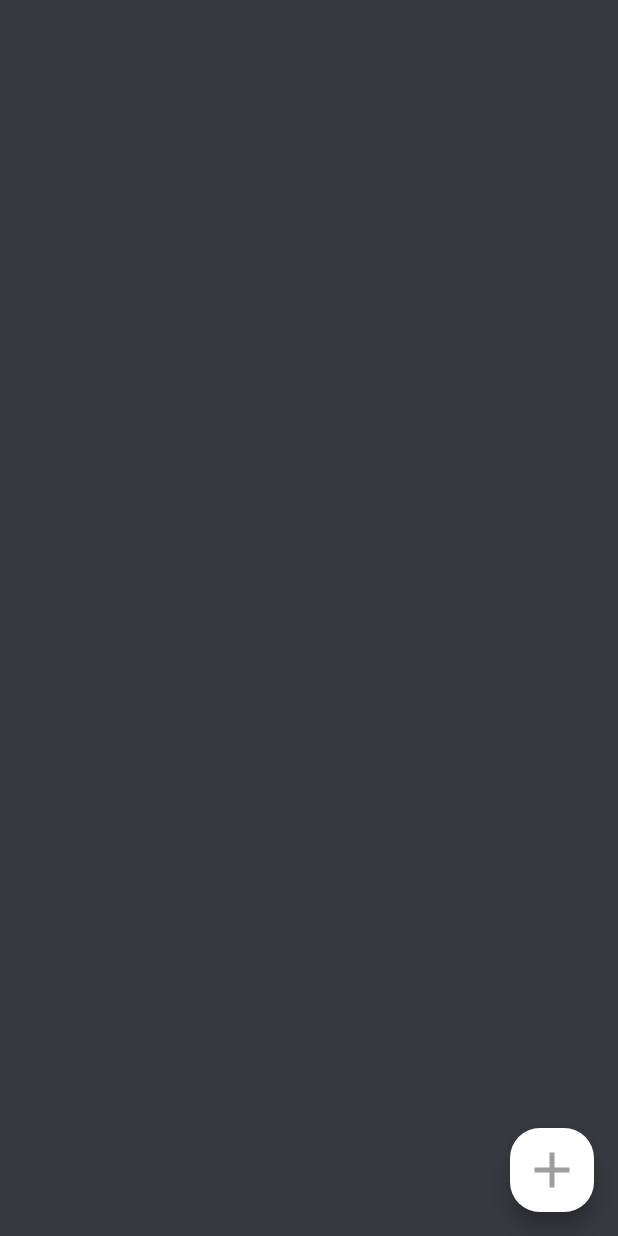
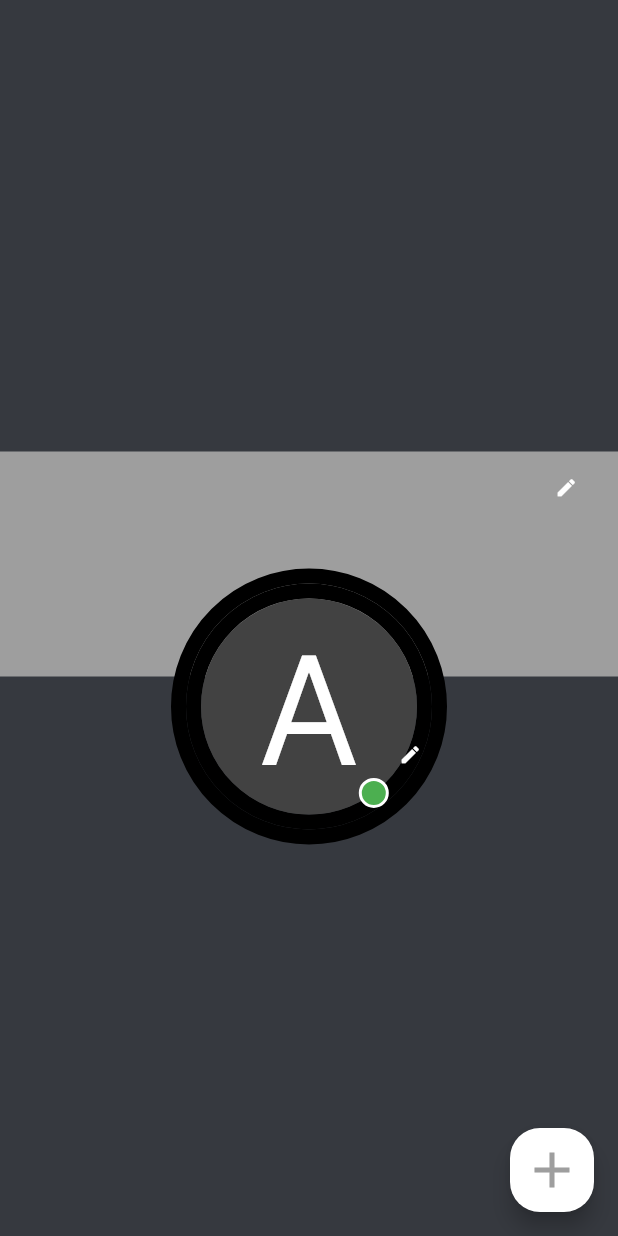
Before and after one commit to AngelovanOsch1/Mini-Discord, a Flutter app: the HomeScreen screen opened by its route, on a phone screen of 412 x 824 dp. Run offline on Flutter 3.47's test engine with Material 3 defaults, Android fonts, the phone set to English and light mode, and no system bars; our stand-ins replace flutter_secure_storage, image_picker, shared_preferences; accounts and stored records are empty.

Commit message:
added some ui

```diff
--- a/lib/models/user.dart
+++ /dev/null
@@ -1,15 +0,0 @@
-class User {
-  final int id;
-  final String username;
-  final String email;
-
-  User({required this.id, required this.username, required this.email});
-
-  factory User.fromJson(Map<String, dynamic> json) {
-    return User(
-      id: json['id'],
-      username: json['username'],
-      email: json['email'],
-    );
-  }
-}
--- /dev/null
+++ b/lib/models/user_model.dart
@@ -0,0 +1,21 @@
+class UserModel {
+  final int id;
+  final String username;
+  final String email;
+  final String? banner;
+  final String? profilePhoto;
+  final bool isOnline;
+
+  UserModel({required this.id, required this.username, required this.email, this.banner, this.profilePhoto, required this.isOnline});
+
+  factory UserModel.fromJson(Map<String, dynamic> json) {
+    return UserModel(
+      id: json['id'],
+      username: json['username'],
+      email: json['email'],
+      banner: json['banner'],
+      profilePhoto: json['profile_photo'] as String?,
+      isOnline: json['isOnline']
+    );
+  }
+}
--- /dev/null
+++ b/lib/profile_photo.dart
@@ -0,0 +1,106 @@
+import 'package:flutter/material.dart';
+
+class ProfilePhoto extends StatelessWidget {
+  final String? profilePhoto;
+  final String username;
+  final bool isOnline;
+  final String profilePhotoType;
+
+  const ProfilePhoto(
+    this.profilePhoto,
+    this.username,
+    this.isOnline,
+    this.profilePhotoType, {
+    super.key,
+  });
+
+  @override
+  Widget build(BuildContext context) {
+    late final double coverHeight;
+    late final double profileHeight;
+    late final double fontSize;
+    late final double isOnlineWidth;
+    late final double isOnlineHeight;
+    late final double isOnlinex;
+    late final double isOnliney;
+
+    switch (profilePhotoType) {
+      case 'contactProfilePhoto':
+        coverHeight = 50;
+        profileHeight = 38;
+        fontSize = 20;
+        isOnlineWidth = 10;
+        isOnlineHeight = 10;
+        isOnlinex = 0.4;
+        isOnliney = 0.7;
+        break;
+      case 'myProfilePhoto':
+        coverHeight = 150;
+        profileHeight = 144;
+        fontSize = 100;
+        isOnlineWidth = 20;
+        isOnlineHeight = 20;
+        isOnlinex = 0.6;
+        isOnliney = 0.8;
+        break;
+      case 'chatScreen':
+        coverHeight = 100;
+        profileHeight = 54;
+        fontSize = 30;
+        isOnlineWidth = 15;
+        isOnlineHeight = 15;
+        isOnlinex = 0.5;
+        isOnliney = 0.7;
+        break;
+    }
+    return SizedBox(
+      child: Stack(
+        clipBehavior: Clip.none,
+        alignment: Alignment(isOnlinex, isOnliney),
+        children: [
+          Container(
+            decoration: BoxDecoration(
+              shape: BoxShape.circle,
+              border: Border.all(
+                width: 10,
+              ),
+            ),
+            child: SizedBox(
+              child: CircleAvatar(
+                radius: profileHeight / 2,
+                backgroundColor: Colors.grey.shade800,
+                child: profilePhoto?.isEmpty ?? true
+                    ? Text(
+                        username[0],
+                        style: TextStyle(fontSize: fontSize),
+                      )
+                    : ClipOval(
+                        child: Image.network(
+                          profilePhoto!,
+                          width: double.infinity,
+                          height: coverHeight,
+                          fit: BoxFit.cover,
+                        ),
+                      ),
+              ),
+            ),
+          ),
+          Positioned(
+            child: Container(
+              width: isOnlineWidth,
+              height: isOnlineHeight,
+              decoration: BoxDecoration(
+                shape: BoxShape.circle,
+                color: isOnline ? Colors.green : Colors.grey,
+                border: Border.all(
+                  color: Colors.white,
+                  width: 2,
+                ),
+              ),
+            ),
+          )
+        ],
+      ),
+    );
+  }
+}
--- a/lib/screens/add_friends.dart
+++ b/lib/screens/add_user.dart
@@ -1,17 +1,17 @@
 import 'package:chat_app/services/user_service.dart';
 import 'package:flutter/material.dart';
 
-import '../models/user.dart';
+import '../models/user_model.dart';
 
-class AddFriends extends StatefulWidget {
-  const AddFriends({super.key});
+class AddUser extends StatefulWidget {
+  const AddUser({super.key});
 
   @override
-  State<AddFriends> createState() => _AddFriendsState();
+  State<AddUser> createState() => _AddUserState();
 }
 
-class _AddFriendsState extends State<AddFriends> {
-    late Future<List<User>> futureUsers;
+class _AddUserState extends State<AddUser> {
+    late Future<List<UserModel>> futureUsers;
 
   @override
   void initState() {
@@ -41,7 +41,7 @@ class _AddFriendsState extends State<AddFriends> {
     );
   }
    Widget test(BuildContext context) {
-    return FutureBuilder<List<User>>(
+    return FutureBuilder<List<UserModel>>(
       future: futureUsers,
       builder: (context, snapshot) {
         if (snapshot.connectionState == ConnectionState.waiting) {
@@ -54,7 +54,7 @@ class _AddFriendsState extends State<AddFriends> {
           return ListView.builder(
             itemCount: snapshot.data!.length,
             itemBuilder: (context, index) {
-              User user = snapshot.data![index];
+              UserModel user = snapshot.data![index];
               return ListTile(
                 title: Text(user.username),
                 subtitle: Text(user.email),
--- a/lib/screens/home.dart
+++ b/lib/screens/home.dart
@@ -1,5 +1,10 @@
-import 'package:chat_app/screens/add_friends.dart';
+import 'dart:io';
+
+import 'package:chat_app/models/user_model.dart';
+import 'package:chat_app/profile_photo.dart';
+import 'package:chat_app/screens/add_user.dart';
 import 'package:flutter/material.dart';
+import 'package:image_picker/image_picker.dart';
 
 class HomeScreen extends StatefulWidget {
   const HomeScreen({super.key});
@@ -9,6 +14,13 @@ class HomeScreen extends StatefulWidget {
 }
 
 class _HomeScreenState extends State<HomeScreen> {
+  final UserModel userModel = UserModel(id: 5, username: 'Angelo', email: 'Angelo.van.osch@hotmail.com', isOnline: true);
+  final double coverHeight = 150;
+  final double profileHeight = 144;
+
+  File? _profilePhoto;
+  File? _banner;
+
   @override
   Widget build(BuildContext context) {
     return Scaffold(
@@ -18,7 +30,7 @@ class _HomeScreenState extends State<HomeScreen> {
           showDialog(
             context: context,
             builder: (BuildContext context) {
-              return const AddFriends();
+              return const AddUser();
             },
           );
         },
@@ -32,6 +44,150 @@ class _HomeScreenState extends State<HomeScreen> {
           color: Colors.grey,
         ),
       ),
+      body: Center(child: bannerAndProfilePhoto(userModel)),
+    );
+  }
+
+    Widget bannerAndProfilePhoto(UserModel userModel) {
+
+      final top = coverHeight - profileHeight / 2;
+      final bottom = profileHeight / 2;
+    return Stack(
+      clipBehavior: Clip.none,
+      alignment: Alignment.center,
+      children: [
+        Container(
+          margin: EdgeInsets.only(bottom: bottom),
+          child: banner(userModel),
+        ),
+        Positioned(
+          top: top,
+          child: profilePhoto(userModel),
+        ),
+      ],
+    );
+  }
+
+  Widget banner(UserModel userModel) {
+    return Stack(
+      children: [
+        userModel.banner?.isEmpty ?? true && _banner == null
+            ? Container(
+                color: Colors.grey,
+                width: double.infinity,
+                height: coverHeight,
+              )
+            : Container(
+                child: _banner == null
+                    ? Image.network(
+                        userModel.banner ?? 'https://wallpapers.com/images/high/plain-black-with-small-holes-qjgwc84puvsumykc.webp',
+                        width: double.infinity,
+                        height: coverHeight,
+                        fit: BoxFit.cover,
+                      )
+                    : Image.file(
+                        _banner!,
+                        width: double.infinity,
+                        height: coverHeight,
+                        fit: BoxFit.cover,
+                      ),
+              ),
+        Positioned(
+          top: 0,
+          right: 20,
+          child: Container(
+            width: 30,
+            decoration: const BoxDecoration(
+              shape: BoxShape.circle,
+            ),
+            child: IconButton(
+              onPressed: () {
+                _pickBannerPhoto(ImageSource.gallery);
+              },
+              icon: const Icon(
+                Icons.create,
+                color: Colors.white,
+                size: 15,
+              ),
+            ),
+          ),
+        ),
+      ],
+    );
+  }
+
+  Future<void> _pickBannerPhoto(ImageSource source) async {
+    final pickedFile = await ImagePicker().pickImage(source: source);
+
+    setState(
+      () {
+        if (pickedFile != null) {
+          _banner = File(pickedFile.path);
+        }
+      },
+    );
+  }
+
+  Widget profilePhoto(UserModel userModel) {
+    return Stack(
+      children: [
+        Container(
+          decoration: BoxDecoration(
+            shape: BoxShape.circle,
+            border: Border.all(
+              width: 10,
+            ),
+          ),
+          child: userModel.profilePhoto?.isEmpty ?? true && _profilePhoto == null
+              ? ProfilePhoto(userModel.profilePhoto, userModel.username, userModel.isOnline, 'myProfilePhoto')
+              : ClipOval(
+                  child: _profilePhoto == null
+                      ? ProfilePhoto(userModel.profilePhoto, userModel.username, userModel.isOnline, 'myProfilePhoto')
+                      : CircleAvatar(
+                          radius: profileHeight / 2,
+                          backgroundColor: Colors.grey.shade800,
+                          child: Image.file(
+                            _profilePhoto!,
+                            fit: BoxFit.cover,
+                            width: double.infinity,
+                            height: coverHeight,
+                          ),
+                        ),
+                ),
+        ),
+        Positioned(
+          top: 100,
+          right: 10,
+          child: Container(
+            width: 30,
+            decoration: const BoxDecoration(
+              shape: BoxShape.circle,
+            ),
+            child: IconButton(
+              onPressed: () {
+                _pickProfilePhoto(ImageSource.gallery);
+              },
+              icon: const Icon(
+                Icons.create,
+                color: Colors.white,
+                size: 15,
+              ),
+            ),
+          ),
+        ),
+      ],
+    );
+  }
+
+  Future<void> _pickProfilePhoto(ImageSource source) async {
+    final pickedFile = await ImagePicker().pickImage(source: source);
+
+    setState(
+      () {
+        if (pickedFile != null) {
+          _profilePhoto = File(pickedFile.path);
+        }
+      },
     );
   }
 }
--- a/lib/services/user_service.dart
+++ b/lib/services/user_service.dart
@@ -1,13 +1,13 @@
 import 'dart:convert';
 import 'package:http/http.dart' as http;
-import '../models/user.dart';
+import '../models/user_model.dart';
 import 'package:flutter_secure_storage/flutter_secure_storage.dart';
 
 class UserService {
   final String apiUrl = "http://127.0.0.1:8080/users";
   final _storage = const FlutterSecureStorage();
 
-  Future<List<User>> fetchUsers() async {
+  Future<List<UserModel>> fetchUsers() async {
     final token = await _storage.read(key: 'access_token');
 
     final response = await http.get(
@@ -17,7 +17,7 @@ class UserService {
 
     if (response.statusCode == 200) {
       List<dynamic> body = jsonDecode(response.body);
-      List<User> users = body.map((dynamic item) => User.fromJson(item)).toList();
+      List<UserModel> users = body.map((dynamic item) => UserModel.fromJson(item)).toList();
       return users;
     } else {
       throw Exception("Failed to load users");
--- a/pubspec.yaml
+++ b/pubspec.yaml
@@ -35,8 +35,7 @@ dependencies:
   http: ^0.13.4
   flutter_secure_storage: ^5.0.0
   crypto: ^3.0.1
-
-
+  image_picker: ^1.0.4
 
   # The following adds the Cupertino Icons font to your application.
   # Use with the CupertinoIcons class for iOS style icons.
```
Also changed, not shown: pubspec.lock, 5 other files.
